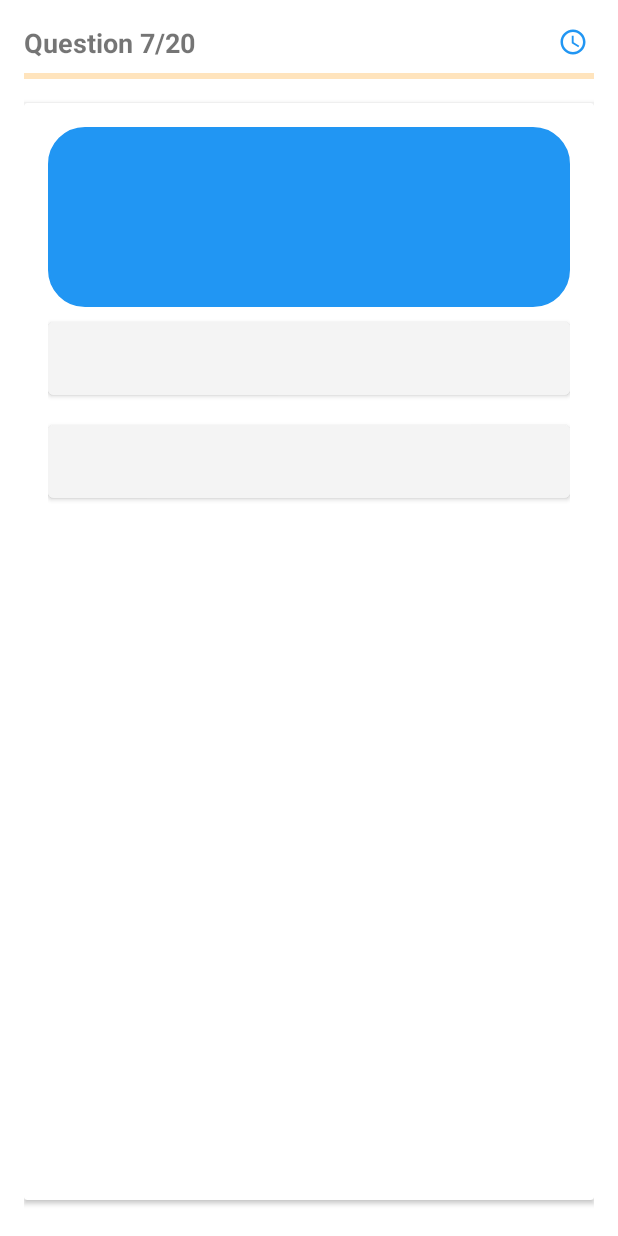
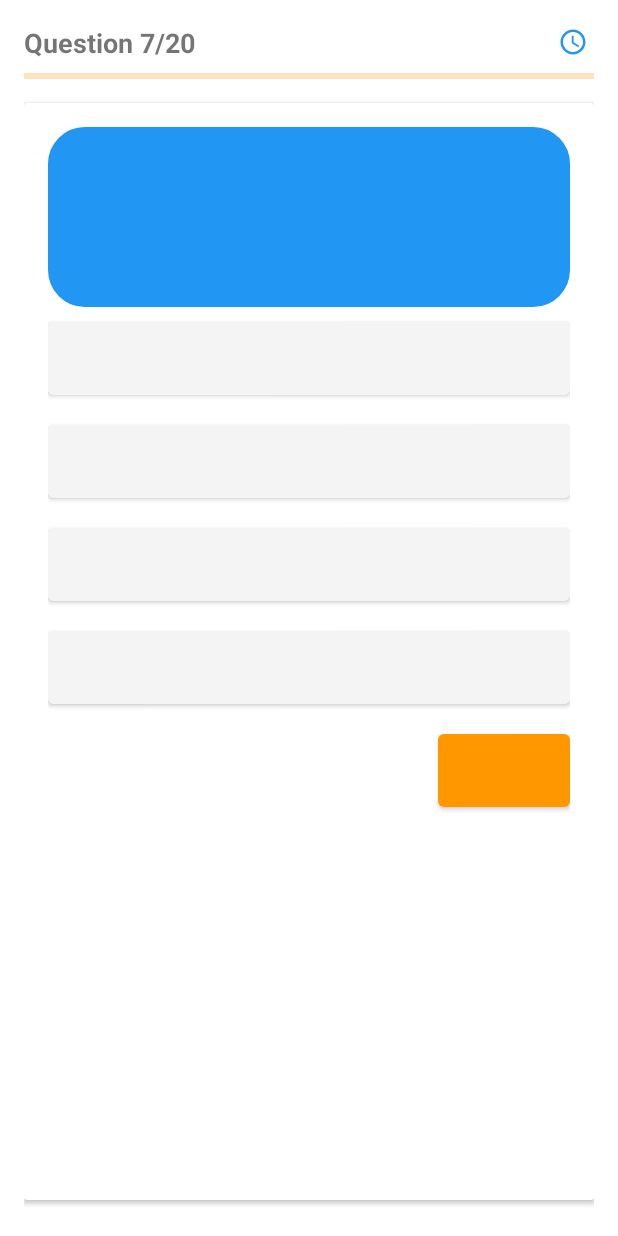
Before and after one commit to Vincent-48/Solocode, an Android app: the QuizActivity screen opened directly, with no data from a screen before it, on a phone screen of 412 x 824 dp. Run offline under Robolectric (Android 15) with nearby library versions, the phone set to English and light mode, and no system bars.

Commit message:
initial commit

```diff
--- a/app/src/main/res/layout/activity_quiz.xml
+++ b/app/src/main/res/layout/activity_quiz.xml
@@ -95,10 +95,46 @@
                 android:layout_height="wrap_content"
                 android:layout_marginVertical="4dp"
                 android:backgroundTint="@color/gray"
-                tools:text="Ans A"
+                tools:text="Ans B"
                 android:textColor="@color/black"
                 android:paddingVertical="12dp"
                 android:gravity="center_vertical"
+                android:textSize="18sp"/>
+
+            <Button
+                android:id="@+id/btn2"
+                android:layout_width="match_parent"
+                android:layout_height="wrap_content"
+                android:layout_marginVertical="4dp"
+                android:backgroundTint="@color/gray"
+                tools:text="Ans C"
+                android:textColor="@color/black"
+                android:paddingVertical="12dp"
+                android:gravity="center_vertical"
+                android:textSize="18sp"/>
+
+            <Button
+                android:id="@+id/btn3"
+                android:layout_width="match_parent"
+                android:layout_height="wrap_content"
+                android:layout_marginVertical="4dp"
+                android:backgroundTint="@color/gray"
+                tools:text="Ans D"
+                android:textColor="@color/black"
+                android:paddingVertical="12dp"
+                android:gravity="center_vertical"
+                android:textSize="18sp"/>
+
+            <Button
+                android:id="@+id/next_btn"
+                android:layout_width="wrap_content"
+                android:layout_height="wrap_content"
+                android:layout_marginVertical="4dp"
+                tools:text="Ans B"
+                android:textColor="@color/black"
+                android:paddingVertical="12dp"
+                android:gravity="center_vertical"
+                android:layout_gravity="end"
                 android:textSize="18sp"/>
         </LinearLayout>
     </androidx.cardview.widget.CardView>
```
